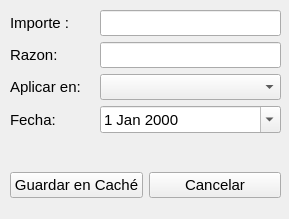
This is view/viewIngresoGasto.ui in ego-kyriarchos/pempins as Qt 5 draws it before an edit. The edited form follows.
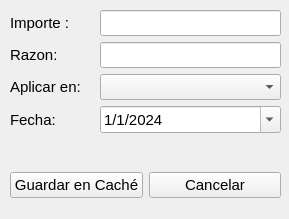
This is the edited form.

Commit message: Añadido fecha buena en ingreso/gasto y check de movimiento

Diff of the .ui file:
```diff
--- a/view/viewIngresoGasto.ui
+++ b/view/viewIngresoGasto.ui
@@ -144,9 +144,19 @@
         <pointsize>11</pointsize>
        </font>
       </property>
+      <property name="displayFormat">
+       <string>d/M/yyyy</string>
+      </property>
       <property name="calendarPopup">
        <bool>true</bool>
       </property>
+      <property name="date">
+       <date>
+        <year>2024</year>
+        <month>1</month>
+        <day>1</day>
+       </date>
+      </property>
      </widget>
     </item>
    </layout>
```
The commit also changes 2 other files.
